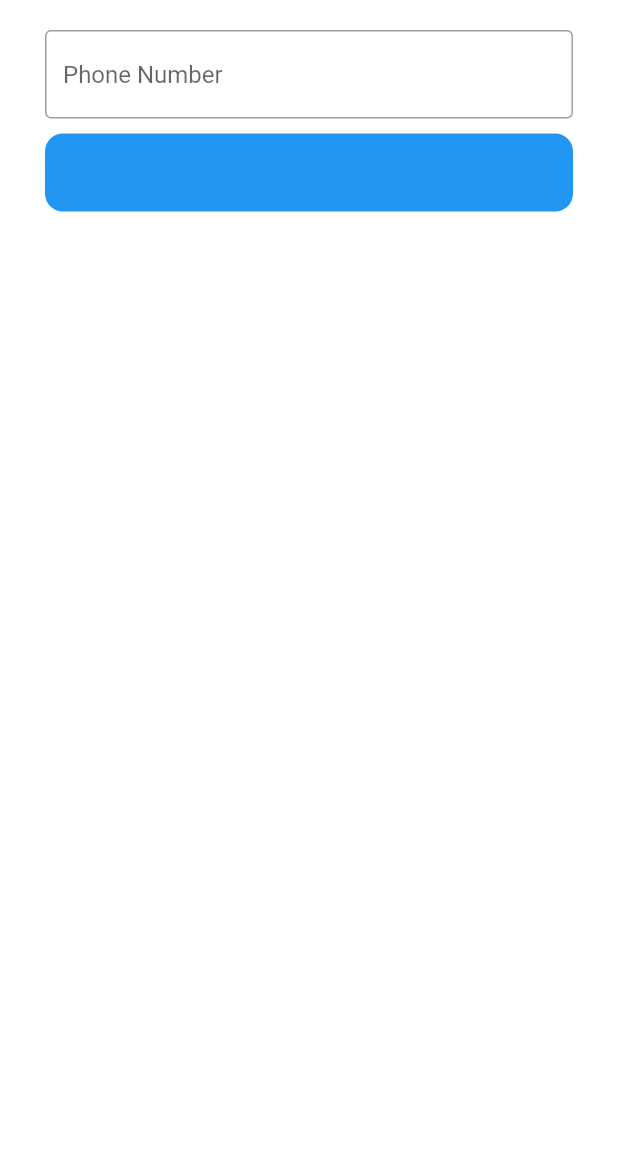
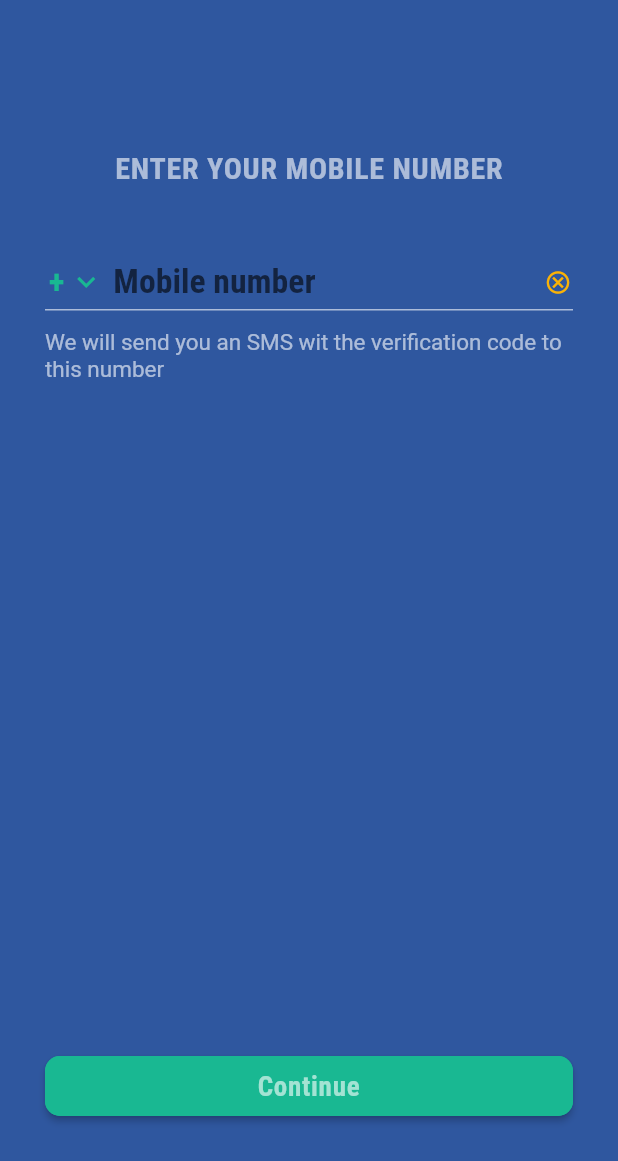
Before and after one commit to shubhamTHBS/bima, a Flutter app: the SignInScreen screen opened directly, on a phone screen of 412 x 824 dp. Shown: the top 1161 px of the screen. Run offline on Flutter 3.47's test engine with Material 2 defaults, Android fonts, the phone set to English and light mode, and no system bars; our stand-ins replace bloc, dartz, equatable, firebase_auth, firebase_core, flutter_bloc and 3 more; missing offline and left inert: country_pickers; accounts and stored records are empty; network calls fail; project files that could hold a hidden picture were left out.

Commit message:
Completed phone number input screen UI

```diff
--- a/lib/core/theme/color.dart
+++ b/lib/core/theme/color.dart
@@ -4,4 +4,5 @@ class AppColor {
   static const primaryColor = Color(0xFF015ecb);
   static const primaryColorDark = Color(0xFF2F579F);
   static const accentColor = Color(0xFFfab206);
+  static const primaryGreen = Color(0xFF19b892);
 }
--- a/lib/features/auth/presentation/bloc/bloc/auth_bloc.dart
+++ b/lib/features/auth/presentation/bloc/bloc/auth_bloc.dart
@@ -10,7 +10,7 @@ import 'package:firebase_auth/firebase_auth.dart';
 part 'auth_event.dart';
 part 'auth_state.dart';
 
-class AuthBloc extends Bloc<AuthEvent, AuthState> {
+class AuthBloc extends Bloc<AuthEvent, AuthStatee> {
   final SignInWithPhoneNumber signInWithPhoneNumber;
   final VerifySmsCode verifySmsCode;
   AuthBloc({required this.signInWithPhoneNumber, required this.verifySmsCode})
--- a/lib/features/auth/presentation/bloc/bloc/auth_state.dart
+++ b/lib/features/auth/presentation/bloc/bloc/auth_state.dart
@@ -1,25 +1,25 @@
 part of 'auth_bloc.dart';
 
-abstract class AuthState extends Equatable {
-  const AuthState();
+abstract class AuthStatee extends Equatable {
+  const AuthStatee();
 
   @override
   List<Object> get props => [];
 }
 
-class AuthInitialState extends AuthState {}
+class AuthInitialState extends AuthStatee {}
 
-class AuthLoadingState extends AuthState {}
+class AuthLoadingState extends AuthStatee {}
 
-class AuthCodeSentState extends AuthState {}
+class AuthCodeSentState extends AuthStatee {}
 
-class AuthCodeVerifiedState extends AuthState {}
+class AuthCodeVerifiedState extends AuthStatee {}
 
-class AuthLoggedInState extends AuthState {}
+class AuthLoggedInState extends AuthStatee {}
 
-class AuthLoggedOutState extends AuthState {}
+// class AuthLoggedOutState extends AuthStatee {}
 
-class AuthErrorState extends AuthState {
+class AuthErrorState extends AuthStatee {
   final String error;
   AuthErrorState(this.error);
 }
--- a/lib/features/auth/presentation/pages/phone_sign_in.dart
+++ b/lib/features/auth/presentation/pages/phone_sign_in.dart
@@ -22,7 +22,7 @@ class _PhoneSignInState extends State<PhoneSignIn> {
   @override
   Widget build(BuildContext context) {
     return Scaffold(
-      body: BlocConsumer<AuthBloc, AuthState>(
+      body: BlocConsumer<AuthBloc, AuthStatee>(
         listener: (context, state) {
           if (state is AuthCodeSentState) {
             Navigator.push(
@@ -39,7 +39,7 @@ class _PhoneSignInState extends State<PhoneSignIn> {
                   textInputAction: TextInputAction.done,
                   key: _numberKey,
                   isMobileNumber: true,
-                  title: 'Phone Number',
+                  // title: 'Phone Number',
                   controller: _prefixController,
                   mobileController: _mobileNoController,
                   keyboardType:
--- a/lib/features/auth/presentation/pages/screens/sign_in_screen.dart
+++ b/lib/features/auth/presentation/pages/screens/sign_in_screen.dart
@@ -1,35 +1,85 @@
+import 'package:bima/core/theme/color.dart';
+import 'package:bima/core/theme/text_styles.dart';
 import 'package:bima/features/auth/presentation/cubits/auth_cubit/auth_cubit.dart';
 import 'package:bima/features/auth/presentation/cubits/auth_cubit/auth_state.dart';
 import 'package:bima/features/auth/presentation/pages/screens/verify_phone_number.dart';
+import 'package:bima/features/auth/presentation/widgets/button.dart';
+import 'package:bima/features/auth/presentation/widgets/text_input_country.dart';
 import 'package:flutter/cupertino.dart';
 import 'package:flutter/material.dart';
+import 'package:flutter/services.dart';
 import 'package:flutter_bloc/flutter_bloc.dart';
 
-class SignInScreen extends StatelessWidget {
-  TextEditingController phoneController = TextEditingController();
+class SignInScreen extends StatefulWidget {
+  const SignInScreen({Key? key}) : super(key: key);
 
+  @override
+  State<SignInScreen> createState() => _SignInScreenState();
+}
+
+class _SignInScreenState extends State<SignInScreen> {
+  final GlobalKey<TextInputCountryState> _numberKey =
+      GlobalKey<TextInputCountryState>();
+  final TextEditingController _prefixController = TextEditingController();
+  final TextEditingController _mobileNoController = TextEditingController();
+  late String phoneIsoCode;
   @override
   Widget build(BuildContext context) {
     return Scaffold(
+      backgroundColor: AppColor.primaryColorDark,
       body: SafeArea(
-        child: ListView(
-          children: [
-            Padding(
-              padding: const EdgeInsets.symmetric(horizontal: 30, vertical: 20),
+        child: Padding(
+          padding: const EdgeInsets.fromLTRB(30, 100, 30, 80),
+          child: SizedBox(
+            height: MediaQuery.of(context).size.height,
             child: Column(
               crossAxisAlignment: CrossAxisAlignment.start,
               children: [
-                  TextField(
-                    controller: phoneController,
-                    maxLength: 10,
-                    keyboardType: TextInputType.number,
-                    decoration: InputDecoration(
-                        border: OutlineInputBorder(),
-                        hintText: "Phone Number",
-                        counterText: ""),
+                Center(
+                    child: Text(
+                  'Enter your mobile number'.toUpperCase(),
+                  style: TextStyle(
+                    color: Colors.white.withOpacity(0.6),
+                    fontFamily: Font.ROBOTO_CONDENSED_BOLD,
+                    fontSize: 20,
+                    letterSpacing: 0.5,
                   ),
-                  SizedBox(
-                    height: 10,
+                )),
+                const SizedBox(
+                  height: 35,
+                ),
+                TextInputCountry(
+                  textInputAction: TextInputAction.done,
+                  key: _numberKey,
+                  isMobileNumber: true,
+                  controller: _prefixController,
+                  mobileController: _mobileNoController,
+                  keyboardType:
+                      const TextInputType.numberWithOptions(signed: true),
+                  inputFormatters: <TextInputFormatter>[
+                    FilteringTextInputFormatter.digitsOnly,
+                  ],
+                  validator: (String? value) {
+                    if (value!.isEmpty) {
+                      return 'Please enter your mobile number';
+                    }
+                    return null;
+                  },
+                  onChanged: (value) {
+                    setState(() {
+                      phoneIsoCode = value;
+                    });
+                  },
+                ),
+                const SizedBox(
+                  height: 12.5,
+                ),
+                Text(
+                  'We will send you an SMS wit the verification code to this number',
+                  style: TextStyle(
+                      fontFamily: Font.ROBOTO,
+                      color: Colors.white.withOpacity(0.6),
+                      fontSize: 15),
                 ),
                 BlocConsumer<AuthCubit, AuthState>(
                   listener: (context, state) {
@@ -37,27 +87,33 @@ class SignInScreen extends StatelessWidget {
                       Navigator.push(
                           context,
                           CupertinoPageRoute(
-                                builder: (context) =>
-                                    VerifyPhoneNumberScreen()));
+                              builder: (context) => VerifyPhoneNumberScreen()));
                     }
                   },
                   builder: (context, state) {
                     if (state is AuthLoadingState) {
-                        return Center(
+                      return const Center(
                         child: CircularProgressIndicator(),
                       );
                     }
 
-                      return SizedBox(
+                    return Expanded(
+                      child: Align(
+                        alignment: Alignment.bottomCenter,
+                        child: SizedBox(
                           width: MediaQuery.of(context).size.width,
-                        child: CupertinoButton(
-                          onPressed: () {
-                            String phoneNumber = "+91" + phoneController.text;
-                            BlocProvider.of<AuthCubit>(context)
-                                .sendOTP(phoneNumber);
-                          },
-                          color: Colors.blue,
-                          child: Text("Sign In"),
+                          child: Button(
+                            onPressed: _submitVerifyPhoneNumber,
+                            color: AppColor.primaryGreen,
+                            textColor: Colors.white.withOpacity(0.6),
+                            title: 'Continue',
+                            font: Font.ROBOTO_CONDENSED_BOLD,
+                            borderColor: AppColor.primaryGreen,
+                            borderRadius: 10,
+                            fontSize: 18,
+                            letterSpacing: 0.5,
+                          ),
+                        ),
                       ),
                     );
                   },
@@ -65,9 +121,16 @@ class SignInScreen extends StatelessWidget {
               ],
             ),
           ),
-          ],
         ),
       ),
     );
   }
+
+  void _submitVerifyPhoneNumber() {
+    if (_mobileNoController.text.isNotEmpty) {
+      String mobileNumber =
+          '+' + _prefixController.text.trim() + _mobileNoController.text.trim();
+      BlocProvider.of<AuthCubit>(context).sendOTP(mobileNumber);
     }
+  }
+}
--- a/lib/features/auth/presentation/pages/verify_phone_number.dart
+++ b/lib/features/auth/presentation/pages/verify_phone_number.dart
@@ -33,7 +33,7 @@ class VerifyPhoneNumberScreen extends StatelessWidget {
                   const SizedBox(
                     height: 10,
                   ),
-                  BlocConsumer<AuthBloc, AuthState>(
+                  BlocConsumer<AuthBloc, AuthStatee>(
                     listener: (context, state) {
                       if (state is AuthLoggedInState) {
                         Navigator.popUntil(context, (route) => route.isFirst);
--- a/lib/features/auth/presentation/widgets/input_text_field.dart
+++ b/lib/features/auth/presentation/widgets/input_text_field.dart
@@ -1,3 +1,4 @@
+import 'package:bima/core/theme/color.dart';
 import 'package:flutter/material.dart';
 import 'package:flutter/services.dart';
 
@@ -140,7 +141,7 @@ class _InputTextFieldState extends State<InputTextField> {
               obscuringCharacter: '*',
               validator: widget.validator,
               enabled: widget.enabled,
-              // cursorColor: AppColor.defaultPeach,
+              cursorColor: AppColor.accentColor,
               textCapitalization: widget.textCapitalization,
               textInputAction: widget.textInputAction,
               onTap: widget.onTap != null ? () => widget.onTap!() : null,
@@ -162,7 +163,7 @@ class _InputTextFieldState extends State<InputTextField> {
                 //     fontSize: 1.75 * SizeConfiguration.textsizeMultiplier),
                 isDense: true,
                 contentPadding: widget.isMobileNumber
-                    ? const EdgeInsets.only(bottom: 7.5)
+                    ? const EdgeInsets.only(bottom: 6.0)
                     : widget.isOutlineInpurBorder
                         ? const EdgeInsets.only(
                             left: 15.0, top: 15.0, bottom: 15.0)
@@ -170,6 +171,10 @@ class _InputTextFieldState extends State<InputTextField> {
                 suffixIconConstraints: const BoxConstraints(
                   minWidth: 1,
                   minHeight: 1,
+                ),
+                suffixIcon: Padding(
+                  padding: const EdgeInsets.only(bottom: 3.0),
+                  child: widget.suffixIcon,
                 ),
               ),
             ),
--- a/lib/features/auth/presentation/widgets/text_input_country.dart
+++ b/lib/features/auth/presentation/widgets/text_input_country.dart
@@ -1,3 +1,5 @@
+import 'package:bima/core/theme/color.dart';
+import 'package:bima/core/theme/text_styles.dart';
 import 'package:bima/features/auth/presentation/widgets/input_text_field.dart';
 import 'package:bima/features/auth/presentation/widgets/search_country.dart';
 import 'package:country_pickers/countries.dart';
@@ -14,7 +16,6 @@ class TextInputCountry extends StatefulWidget {
   final bool isSubtitled;
   final bool isHeader;
   final bool isMobileNumber;
-  final String title;
   final String? subtitle;
   final double horizontalSpace;
   final double verticalSpace;
@@ -66,7 +67,6 @@ class TextInputCountry extends StatefulWidget {
     this.isSubtitled = false,
     this.isHeader = false,
     this.isMobileNumber = false,
-    required this.title,
     this.subtitle,
     this.horizontalSpace = 0,
     this.verticalSpace = 0,
@@ -126,20 +126,22 @@ class TextInputCountryState extends State<TextInputCountry> {
   Country? _selectedCountry;
   bool isFocus = false;
   Widget _buildCountryPicker() => Row(
-        mainAxisAlignment: MainAxisAlignment.spaceBetween,
+        // mainAxisAlignment: MainAxisAlignment.spaceBetween,
         // crossAxisAlignment: CrossAxisAlignment.end,
         children: [
-          CountryPickerUtils.getDefaultFlagImage(_selectedCountry!),
+          // CountryPickerUtils.getDefaultFlagImage(_selectedCountry!),
           Text('+${_selectedCountry?.phoneCode} ',
               textAlign: TextAlign.center,
               style: const TextStyle(
-                  fontSize: /*_selectedCountry.phoneCode.length>3?11:*/ 10)),
+                  color: AppColor.primaryGreen,
+                  fontFamily: Font.ROBOTO_CONDENSED_BOLD,
+                  fontSize: /*_selectedCountry.phoneCode.length>3?11:*/ 22)),
           // const SizedBox(width: 5),
           const SizedBox(
             width: 20,
             child: Icon(
-              Icons.arrow_drop_down,
-              color: Colors.black,
+              Icons.keyboard_arrow_down,
+              color: AppColor.primaryGreen,
             ),
           ),
         ],
@@ -166,8 +168,8 @@ class TextInputCountryState extends State<TextInputCountry> {
     return _selectedCountry!.isoCode;
   }
 
-  Widget _header() => Text(widget.title,
-      style: const TextStyle(fontSize: 14, color: Colors.grey));
+  // Widget _header() => Text(widget.title,
+  //     style: const TextStyle(fontSize: 14, color: Colors.grey));
 
   // ignore: unused_element
   // Widget _headerWithSubtitle() => Padding(
@@ -252,14 +254,34 @@ class TextInputCountryState extends State<TextInputCountry> {
               focusNode: widget.focusNode,
               keyboardType: widget.keyboardType,
               textInputAction: widget.textInputAction,
-              title: 'Mobile number',
+              // title: 'Mobile number',
               controller: widget.mobileController,
-              validator: widget.validator,
-              titleColor: Colors.grey,
+              // validator: widget.validator,
+              // titleColor: Colors.grey,
               // titleFontFamily: Font.CTRBOOK,
-              labelColor: Colors.black,
+              labelFontSize: 22.5,
+              labelColor: AppColor.accentColor,
               // labelFontFamily: Font.CTRMEDIUM,
               hintText: 'Mobile number',
+              labelFontFamily: Font.ROBOTO_CONDENSED_BOLD,
+              isSuffix: true,
+              suffixIcon: SizedBox(
+                width: 20,
+                height: 20,
+                child: IconButton(
+                  padding: const EdgeInsets.all(0.0),
+                  icon: const Icon(
+                    Icons.cancel_outlined,
+                    color: AppColor.accentColor,
+                    size: 18,
+                  ),
+                  onPressed: () {
+                    setState(() {
+                      widget.mobileController?.clear();
+                    });
+                  },
+                ),
+              ),
               inputFormatters: widget.inputFormatters,
               isMobileNumber: true,
               onEditingComplete: () {
@@ -314,7 +336,7 @@ class TextInputCountryState extends State<TextInputCountry> {
                   border: BorderDirectional(
                       bottom: !widget.isHeader
                           ? BorderSide(
-                              color: Colors.black.withOpacity(0.12),
+                              color: Colors.white.withOpacity(0.6),
                               width: 1.0,
                               style: BorderStyle.solid)
                           : BorderSide.none)),
@@ -322,7 +344,7 @@ class TextInputCountryState extends State<TextInputCountry> {
                 mainAxisAlignment: MainAxisAlignment.start,
                 crossAxisAlignment: CrossAxisAlignment.start,
                 children: <Widget>[
-                  _header(),
+                  // _header(),
                   !widget.isHeader
                       ? !widget.isMobileNumber
                           ? _textInput()
```
Also changed, not shown: lib/features/doctor/presentation/pages/doctor_list.dart (+23 -6 lines), lib/main.dart (+28 -3 lines). Lines whose indentation alone changed are shown as unchanged.
